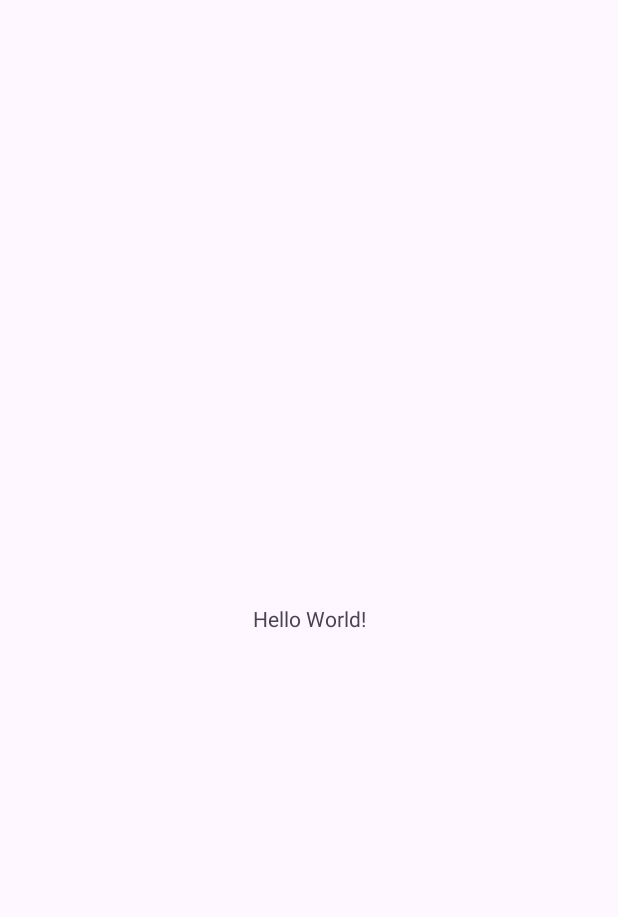
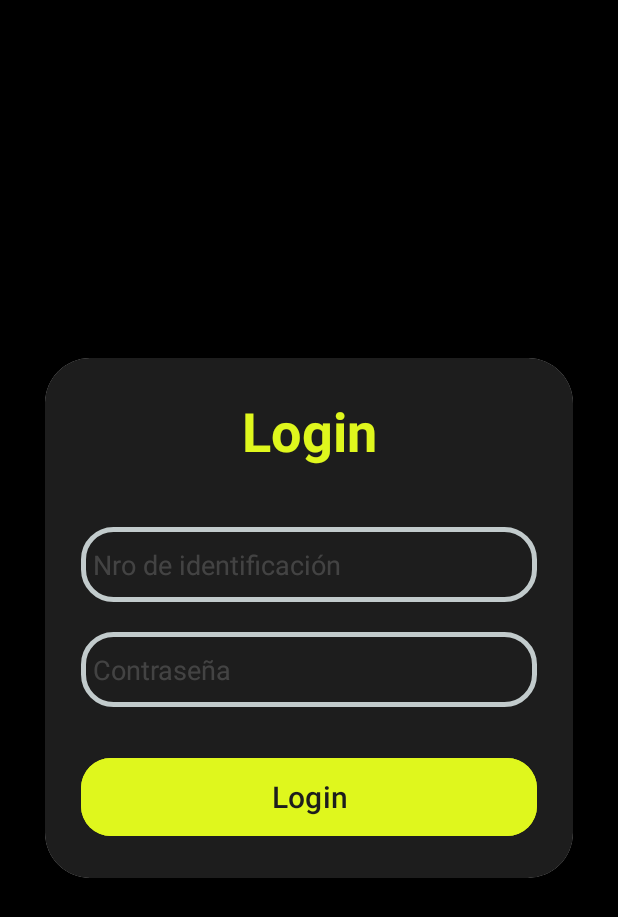
Before and after one commit to MartinFernandezSantia/Gestor-tickets-android, an Android app: the screen it shows after launch (MainActivity before the commit, LoginActivity after it), on a phone screen of 412 x 824 dp. Before the commit the part shown is almost empty. Shown: the top 917 px of the screen. Run offline under Robolectric (Android 15) with nearby library versions, the light colour scheme and no system bars.

Commit message:
Finalizado Login y 1st Change Password

```diff
--- /dev/null
+++ b/app/src/main/java/com/martin/gestortickets/ControllerActivity.java
@@ -0,0 +1,74 @@
+package com.martin.gestortickets;
+
+import android.content.Intent;
+import android.os.Bundle;
+
+import androidx.activity.result.ActivityResult;
+import androidx.activity.result.ActivityResultLauncher;
+import androidx.activity.result.contract.ActivityResultContracts;
+import androidx.appcompat.app.AppCompatActivity;
+
+import com.martin.gestortickets.db.DatabaseHelper;
+import com.martin.gestortickets.views.ChangePasswActivity;
+import com.martin.gestortickets.views.LoginActivity;
+
+public class ControllerActivity extends AppCompatActivity {
+    private DatabaseHelper dbHelper;
+    private ActivityResultLauncher<Intent> loginLauncher;
+    private ActivityResultLauncher<Intent> changePassLauncher;
+
+    @Override
+    protected void onCreate(Bundle savedInstanceState) {
+        // GENERATED CODE
+        super.onCreate(savedInstanceState);
+//        EdgeToEdge.enable(this);
+//        setContentView(R.layout.activity_main);
+//        ViewCompat.setOnApplyWindowInsetsListener(findViewById(R.id.main), (v, insets) -> {
+//            Insets systemBars = insets.getInsets(WindowInsetsCompat.Type.systemBars());
+//            v.setPadding(systemBars.left, systemBars.top, systemBars.right, systemBars.bottom);
+//            return insets;
+//        });
+
+        // MY CODE
+        loginLauncher = registerForActivityResult(
+                new ActivityResultContracts.StartActivityForResult(),
+                this::handleLoginResult
+        );
+        changePassLauncher = registerForActivityResult(
+                new ActivityResultContracts.StartActivityForResult(),
+                this::handleChangePass
+        );
+
+        launchLoginActivity();
+    }
+
+    private void launchLoginActivity() {
+        Intent intent = new Intent(this, LoginActivity.class);
+        loginLauncher.launch(intent);
+    }
+
+    private void launchChangePassActivity(int userID) {
+        Intent intent = new Intent(this, ChangePasswActivity.class);
+        intent.putExtra("userID", userID);
+        changePassLauncher.launch(intent);
+    }
+
+    private void handleLoginResult(ActivityResult result) {
+        // If user must change their password
+        if (result.getResultCode() == RESULT_FIRST_USER && result.getData() != null) {
+            Intent data = result.getData();
+            int userID = data.getIntExtra("userID", -1);
+
+            launchChangePassActivity(userID);
+        }
+    }
+
+    private void handleChangePass(ActivityResult result) {
+        if (result.getResultCode() == RESULT_OK) {
+            launchLoginActivity();
+        }
+        else {
+            finish();
+        }
+    }
+}
--- a/app/src/main/java/com/martin/gestortickets/MainActivity.java
+++ b/app/src/main/java/com/martin/gestortickets/MainActivity.java
@@ -1,7 +1,6 @@
 package com.martin.gestortickets;
 
 import android.os.Bundle;
-import android.util.Log;
 
 import androidx.activity.EdgeToEdge;
 import androidx.appcompat.app.AppCompatActivity;
@@ -9,18 +8,10 @@ import androidx.core.graphics.Insets;
 import androidx.core.view.ViewCompat;
 import androidx.core.view.WindowInsetsCompat;
 
-import com.martin.gestortickets.dao.RolDAO;
-import com.martin.gestortickets.db.DatabaseHelper;
-import com.martin.gestortickets.entities.Rol;
-
-import java.util.Optional;
-
 public class MainActivity extends AppCompatActivity {
-    private DatabaseHelper dbHelper;
 
     @Override
     protected void onCreate(Bundle savedInstanceState) {
-        // GENERATED CODE
         super.onCreate(savedInstanceState);
         EdgeToEdge.enable(this);
         setContentView(R.layout.activity_main);
@@ -29,13 +20,5 @@ public class MainActivity extends AppCompatActivity {
             v.setPadding(systemBars.left, systemBars.top, systemBars.right, systemBars.bottom);
             return insets;
         });
-
-        // MY CODE
-        dbHelper = new DatabaseHelper(this);
-        RolDAO rolDAO = new RolDAO(this);
-
-        for (Rol rol : rolDAO.getAll()) {
-            Log.i("ROL", rol.getNombre());
-        }
     }
 }
--- a/app/src/main/java/com/martin/gestortickets/entities/Usuario.java
+++ b/app/src/main/java/com/martin/gestortickets/entities/Usuario.java
@@ -1,8 +1,9 @@
 package com.martin.gestortickets.entities;
 
+import java.io.Serializable;
 import java.util.Objects;
 
-public class Usuario {
+public class Usuario implements Serializable {
     private Integer id;
     private String password;
     private Rol rol;
--- /dev/null
+++ b/app/src/main/java/com/martin/gestortickets/views/LoginActivity.java
@@ -0,0 +1,76 @@
+package com.martin.gestortickets.views;
+
+import android.content.Intent;
+import android.os.Bundle;
+import android.util.Log;
+import android.view.View;
+import android.widget.Button;
+import android.widget.EditText;
+import android.widget.Toast;
+
+import androidx.activity.EdgeToEdge;
+import androidx.appcompat.app.AppCompatActivity;
+import androidx.core.graphics.Insets;
+import androidx.core.view.ViewCompat;
+import androidx.core.view.WindowInsetsCompat;
+
+import com.martin.gestortickets.R;
+import com.martin.gestortickets.entities.Usuario;
+import com.martin.gestortickets.utils.Auth;
+
+import java.util.Optional;
+
+public class LoginActivity extends AppCompatActivity {
+    private EditText idET;
+    private EditText passwordET;
+    private Button loginBtn;
+
+    @Override
+    protected void onCreate(Bundle savedInstanceState) {
+        super.onCreate(savedInstanceState);
+        EdgeToEdge.enable(this);
+        setContentView(R.layout.activity_login);
+        ViewCompat.setOnApplyWindowInsetsListener(findViewById(R.id.main), (v, insets) -> {
+            Insets systemBars = insets.getInsets(WindowInsetsCompat.Type.systemBars());
+            v.setPadding(systemBars.left, systemBars.top, systemBars.right, systemBars.bottom);
+            return insets;
+        });
+
+        idET = findViewById(R.id.id);
+        passwordET = findViewById(R.id.password);
+        loginBtn = findViewById(R.id.loginButton);
+
+        loginBtn.setOnClickListener(v -> authenticate());
+    }
+
+    private void authenticate() {
+        try {
+            int id = Integer.parseInt(idET.getText().toString());
+            String passw = passwordET.getText().toString();
+
+            Optional<Usuario> user = Auth.login(this, id, passw);
+
+            // Si no hay usuario
+            if (!user.isPresent()) {
+                Toast.makeText(this, "Id y/o contraseña incorrectos", Toast.LENGTH_SHORT).show();
+                return;
+            }
+
+            Intent resultIntent = new Intent();
+
+            // Si ID y contraseña son iguales
+            if (passw.equals(String.valueOf(id))) {
+                resultIntent.putExtra("userID", user.get().getId());
+                setResult(RESULT_FIRST_USER, resultIntent);
+                finish();
+                return;
+            }
+
+            resultIntent.putExtra("user", user.get());
+            setResult(RESULT_OK, resultIntent);
+            finish();
+        } catch (NumberFormatException e) {
+            Toast.makeText(this, "Los tipos de datos son incorrectos", Toast.LENGTH_SHORT).show();
+        }
+    }
+}
--- /dev/null
+++ b/app/src/main/res/drawable/custom_edittext.xml
@@ -0,0 +1,10 @@
+<?xml version="1.0" encoding="utf-8"?>
+<shape xmlns:android="http://schemas.android.com/apk/res/android"
+    android:shape="rectangle">
+
+    <stroke
+        android:width="3dp"
+        android:color="@color/borderColor"/>
+    <corners
+        android:radius="20dp"/>
+</shape>
--- /dev/null
+++ b/app/src/main/res/layout/activity_login.xml
@@ -0,0 +1,83 @@
+<?xml version="1.0" encoding="utf-8"?>
+<LinearLayout xmlns:android="http://schemas.android.com/apk/res/android"
+    xmlns:app="http://schemas.android.com/apk/res-auto"
+    xmlns:tools="http://schemas.android.com/tools"
+    android:id="@+id/main"
+    android:layout_width="match_parent"
+    android:layout_height="match_parent"
+    android:background="@color/background1"
+    android:gravity="center"
+    android:orientation="vertical"
+    tools:context=".views.LoginActivity">
+
+    <androidx.cardview.widget.CardView
+        android:layout_width="match_parent"
+        android:layout_height="wrap_content"
+        android:layout_margin="30dp"
+        android:background="@drawable/custom_edittext"
+        app:cardCornerRadius="30dp"
+        app:cardElevation="20dp">
+
+        <LinearLayout
+            android:layout_width="match_parent"
+            android:layout_height="wrap_content"
+            android:layout_gravity="center_horizontal"
+            android:background="#1d1d1d"
+            android:orientation="vertical"
+            android:padding="24dp">
+
+
+            <TextView
+                android:id="@+id/loginText"
+                android:layout_width="match_parent"
+                android:layout_height="wrap_content"
+                android:text="Login"
+                android:textAlignment="center"
+                android:textColor="@color/buttonBg"
+                android:textSize="36sp"
+                android:textStyle="bold" />
+
+            <EditText
+                android:id="@+id/id"
+                android:layout_width="match_parent"
+                android:layout_height="50dp"
+                android:layout_marginTop="40dp"
+                android:background="@drawable/custom_edittext"
+                android:drawablePadding="8dp"
+                android:hint="Nro de identificación"
+                android:padding="8dp"
+                android:textColor="@color/textFg"
+                android:textColorHighlight="@color/cardview_dark_background"
+                android:textColorHint="#35D8D8D8"
+                android:inputType="number"/>
+
+            <EditText
+                android:id="@+id/password"
+                android:layout_width="match_parent"
+                android:layout_height="50dp"
+                android:layout_marginTop="20dp"
+                android:background="@drawable/custom_edittext"
+                android:drawablePadding="8dp"
+                android:hint="Contraseña"
+                android:inputType="textPassword"
+                android:padding="8dp"
+                android:textColor="@color/textFg"
+                android:textColorHighlight="@color/cardview_dark_background"
+                android:textColorHint="#35D8D8D8"/>
+
+            <Button
+                android:id="@+id/loginButton"
+                android:layout_width="match_parent"
+                android:layout_height="60dp"
+                android:layout_marginTop="30dp"
+                android:backgroundTint="@color/buttonBg"
+                android:text="Login"
+                android:textColor="@color/background2"
+                android:textSize="20sp"
+                app:cornerRadius="20dp"/>
+
+        </LinearLayout>
+
+    </androidx.cardview.widget.CardView>
+
+</LinearLayout>
--- a/app/src/main/res/layout/activity_main.xml
+++ b/app/src/main/res/layout/activity_main.xml
@@ -5,15 +5,4 @@
     android:id="@+id/main"
     android:layout_width="match_parent"
     android:layout_height="match_parent"
-    tools:context=".MainActivity">
-
-    <TextView
-        android:layout_width="wrap_content"
-        android:layout_height="wrap_content"
-        android:text="Hello World!"
-        app:layout_constraintBottom_toBottomOf="parent"
-        app:layout_constraintEnd_toEndOf="parent"
-        app:layout_constraintStart_toStartOf="parent"
-        app:layout_constraintTop_toTopOf="parent" />
-
-</androidx.constraintlayout.widget.ConstraintLayout>
+    tools:context=".ControllerActivity"/>
--- a/app/src/main/res/values/colors.xml
+++ b/app/src/main/res/values/colors.xml
@@ -1,5 +1,15 @@
 <?xml version="1.0" encoding="utf-8"?>
 <resources>
+    <color name="purple_200">#FFBB86FC</color>
+    <color name="purple_500">#FF6200EE</color>
+    <color name="purple_700">#FF3700B3</color>
+    <color name="teal_200">#FF03DAC5</color>
+    <color name="teal_700">#FF018786</color>
     <color name="black">#FF000000</color>
     <color name="white">#FFFFFFFF</color>
+    <color name="background1">#000000</color>
+    <color name="background2">#1d1d1d</color>
+    <color name="buttonBg">#dff71d</color>
+    <color name="textFg">#d8d8d8</color>
+    <color name="borderColor">#c2cbcc</color>
 </resources>
--- a/gradle/libs.versions.toml
+++ b/gradle/libs.versions.toml
@@ -7,6 +7,7 @@ appcompat = "1.7.0"
 material = "1.12.0"
 activity = "1.9.2"
 constraintlayout = "2.1.4"
+materialVersion = "1.9.0"
 
 [libraries]
 junit = { group = "junit", name = "junit", version.ref = "junit" }
@@ -16,6 +17,7 @@ appcompat = { group = "androidx.appcompat", name = "appcompat", version.ref = "a
 material = { group = "com.google.android.material", name = "material", version.ref = "material" }
 activity = { group = "androidx.activity", name = "activity", version.ref = "activity" }
 constraintlayout = { group = "androidx.constraintlayout", name = "constraintlayout", version.ref = "constraintlayout" }
+material-v190 = { module = "com.google.android.material:material", version.ref = "materialVersion" }
 
 [plugins]
 android-application = { id = "com.android.application", version.ref = "agp" }
```
Also changed, not shown: app/src/main/AndroidManifest.xml (+12 -3 lines), app/src/main/java/com/martin/gestortickets/dao/UsuarioDAO.java (+7 -7 lines), app/src/main/java/com/martin/gestortickets/views/ChangePasswActivity.java (added, +73 -0 lines), app/src/main/res/layout/activity_change_passw.xml (added, +97 -0 lines).
